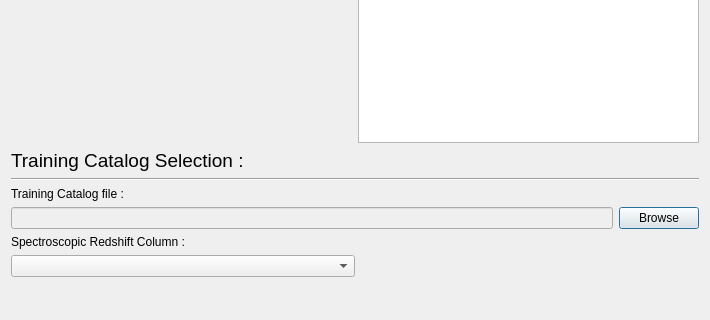
Old version of the form PhzQtUI/auxdir/PhzQtUI/DialogPhotometricCorrectionComputation.ui in the repository astrorama/Phosphoros; both pictures show x 0 to 710 and y 121 to 441 of the 710 by 785 pixel window.
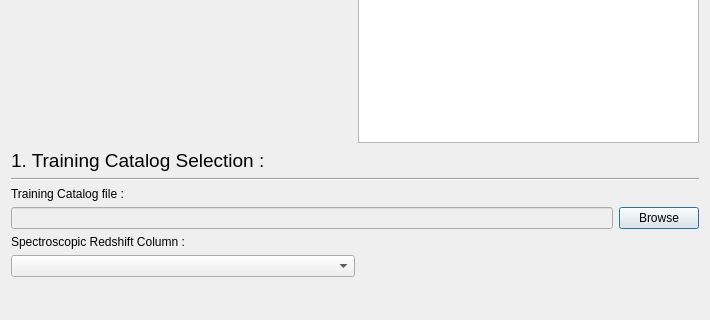
New version of the form.

Patch:
```diff
--- a/PhzQtUI/auxdir/PhzQtUI/DialogPhotometricCorrectionComputation.ui
+++ b/PhzQtUI/auxdir/PhzQtUI/DialogPhotometricCorrectionComputation.ui
@@ -219,7 +219,7 @@
       </font>
      </property>
      <property name="text">
-      <string>Training Catalog Selection :</string>
+      <string>1. Training Catalog Selection :</string>
      </property>
     </widget>
    </item>
```
